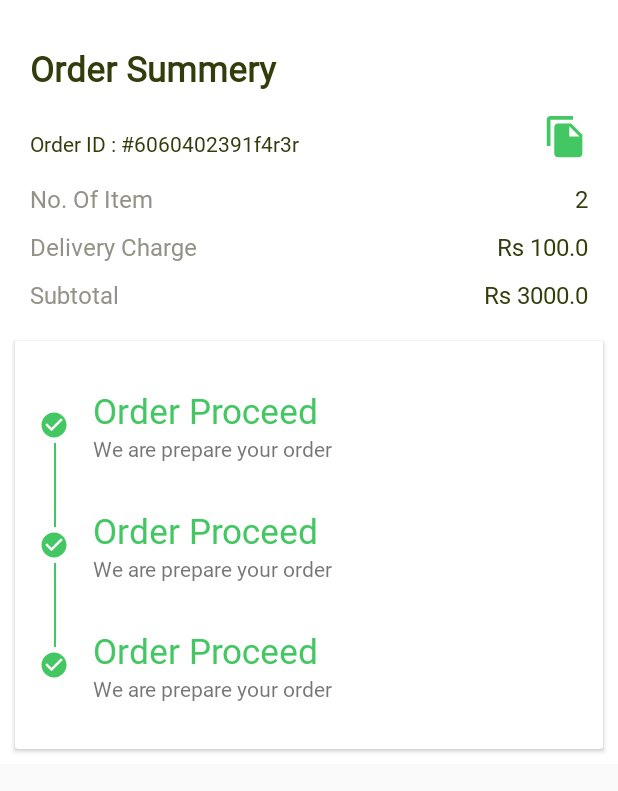
After one commit to ETS-Android2/Grocery-Shop-UI, an Android app: the layout myorder_current_order_status_layout.xml on its own in the app's theme, with its tools: preview values and no code run, on a phone screen of 412 x 824 dp. The commit adds this screen. Shown: the top 791 px of the screen. Run offline under Robolectric (Android 15) with nearby library versions, the phone set to English and light mode, and no system bars.

Commit message:
add order UI

```diff
--- /dev/null
+++ b/app/src/main/res/drawable/ic_baseline_file_copy_24.xml
@@ -0,0 +1,5 @@
+<vector android:height="24dp" android:tint="#43C762"
+    android:viewportHeight="24" android:viewportWidth="24"
+    android:width="24dp" xmlns:android="http://schemas.android.com/apk/res/android">
+    <path android:fillColor="@android:color/white" android:pathData="M16,1L4,1c-1.1,0 -2,0.9 -2,2v14h2L4,3h12L16,1zM15,5l6,6v10c0,1.1 -0.9,2 -2,2L7.99,23C6.89,23 6,22.1 6,21l0.01,-14c0,-1.1 0.89,-2 1.99,-2h7zM14,12h5.5L14,6.5L14,12z"/>
+</vector>
--- /dev/null
+++ b/app/src/main/res/drawable/ic_check_circle_24.xml
@@ -0,0 +1,5 @@
+<vector android:height="24dp" android:tint="#43C762"
+    android:viewportHeight="24" android:viewportWidth="24"
+    android:width="24dp" xmlns:android="http://schemas.android.com/apk/res/android">
+    <path android:fillColor="@android:color/white" android:pathData="M12,2C6.48,2 2,6.48 2,12s4.48,10 10,10 10,-4.48 10,-10S17.52,2 12,2zM10,17l-5,-5 1.41,-1.41L10,14.17l7.59,-7.59L19,8l-9,9z"/>
+</vector>
--- a/app/src/main/res/layout/fragment_order_details.xml
+++ b/app/src/main/res/layout/fragment_order_details.xml
@@ -5,10 +5,4 @@
     android:layout_height="match_parent"
     tools:context=".ui.myorders.OrderDetailsFragment">
 
-    <!-- TODO: Update blank fragment layout -->
-    <TextView
-        android:layout_width="match_parent"
-        android:layout_height="match_parent"
-        android:text="@string/hello_blank_fragment" />
-
 </FrameLayout>
--- /dev/null
+++ b/app/src/main/res/layout/myorder_current_order_status_layout.xml
@@ -0,0 +1,266 @@
+<?xml version="1.0" encoding="utf-8"?>
+<LinearLayout xmlns:android="http://schemas.android.com/apk/res/android"
+    android:layout_width="match_parent"
+    android:layout_height="wrap_content"
+    android:background="@color/colorWhite"
+    android:orientation="vertical">
+    <LinearLayout
+        android:layout_width="match_parent"
+        android:layout_height="wrap_content"
+        android:padding="10dp"
+        android:orientation="vertical">
+
+        <TextView
+            android:layout_width="match_parent"
+            android:layout_height="wrap_content"
+            android:layout_marginStart="10dp"
+            android:layout_marginTop="20dp"
+            android:layout_marginEnd="10dp"
+            android:layout_marginBottom="10dp"
+            android:text="@string/order_summery"
+            android:textColor="@color/colorGreenDark"
+            android:textSize="23sp"
+            android:textStyle="bold" />
+
+        <RelativeLayout
+            android:layout_width="match_parent"
+            android:layout_height="40dp"
+            android:layout_marginStart="10dp"
+            android:gravity="center"
+            android:layout_marginEnd="10dp">
+            <TextView
+                android:layout_width="match_parent"
+                android:layout_height="wrap_content"
+                android:text="Order ID : #6060402391f4r3r"
+                android:layout_toStartOf="@+id/copy_order_id"
+                android:layout_centerInParent="true"
+                android:textColor="@color/colorGreenDark" />
+            <ImageView
+                android:layout_width="30dp"
+                android:layout_height="30dp"
+                android:layout_alignParentEnd="true"
+                android:id="@+id/copy_order_id"
+                android:src="@drawable/ic_baseline_file_copy_24"/>
+
+        </RelativeLayout>
+
+        <LinearLayout
+            android:layout_width="match_parent"
+            android:layout_height="wrap_content"
+            android:paddingStart="10dp"
+            android:paddingEnd="10dp"
+            android:paddingTop="10dp"
+            android:orientation="horizontal">
+            <TextView
+                android:layout_width="match_parent"
+                android:layout_height="wrap_content"
+                android:text="@string/no_of_item"
+                android:textColor="@color/colorGray"
+                android:textSize="16sp"
+                android:layout_weight="1"/>
+            <TextView
+                android:layout_width="match_parent"
+                android:layout_height="wrap_content"
+                android:text="2"
+                android:gravity="end"
+                android:textColor="@color/colorGreenDark"
+                android:textSize="16sp"
+                android:layout_weight="1"/>
+        </LinearLayout>
+
+        <LinearLayout
+            android:layout_width="match_parent"
+            android:layout_height="wrap_content"
+            android:paddingStart="10dp"
+            android:paddingEnd="10dp"
+            android:paddingTop="10dp"
+            android:orientation="horizontal">
+            <TextView
+                android:layout_width="match_parent"
+                android:layout_height="wrap_content"
+                android:text="@string/delivery_charge"
+                android:textColor="@color/colorGray"
+                android:textSize="16sp"
+                android:layout_weight="1"/>
+            <TextView
+                android:layout_width="match_parent"
+                android:layout_height="wrap_content"
+                android:text="Rs 100.0"
+                android:gravity="end"
+                android:textColor="@color/colorGreenDark"
+                android:textSize="16sp"
+                android:layout_weight="1"/>
+        </LinearLayout>
+
+        <LinearLayout
+            android:layout_width="match_parent"
+            android:layout_height="wrap_content"
+            android:paddingStart="10dp"
+            android:paddingEnd="10dp"
+            android:paddingTop="10dp"
+            android:orientation="horizontal">
+            <TextView
+                android:layout_width="match_parent"
+                android:layout_height="wrap_content"
+                android:text="@string/subtotal"
+                android:textColor="@color/colorGray"
+                android:textSize="16sp"
+                android:layout_weight="1"/>
+            <TextView
+                android:layout_width="match_parent"
+                android:layout_height="wrap_content"
+                android:text="Rs 3000.0"
+                android:gravity="end"
+                android:textColor="@color/colorGreenDark"
+                android:textSize="16sp"
+                android:layout_weight="1"/>
+        </LinearLayout>
+    </LinearLayout>
+
+    <androidx.cardview.widget.CardView
+        android:layout_width="match_parent"
+        android:layout_height="wrap_content"
+        android:layout_margin="10dp">
+        <LinearLayout
+            android:layout_width="match_parent"
+            android:layout_height="wrap_content"
+            android:padding="16dp"
+            android:orientation="vertical">
+            <RelativeLayout
+                android:layout_width="match_parent"
+                android:layout_height="80dp">
+                <View
+                    android:layout_width="1dp"
+                    android:layout_height="match_parent"
+                    android:layout_marginStart="10dp"
+                    android:background="@color/colorAccent"
+                    android:layout_marginBottom="2dp"
+                    android:visibility="gone"
+                    android:layout_above="@+id/circle_indicator3"/>
+                <ImageView
+                    android:layout_width="20dp"
+                    android:layout_height="20dp"
+                    android:layout_alignParentStart="true"
+                    android:src="@drawable/ic_check_circle_24"
+                    android:id="@+id/circle_indicator3"
+                    android:layout_centerInParent="true"/>
+                <View
+                    android:layout_width="1dp"
+                    android:layout_height="match_parent"
+                    android:layout_marginStart="10dp"
+                    android:background="@color/colorAccent"
+                    android:layout_marginTop="2dp"
+                    android:layout_below="@+id/circle_indicator3"/>
+                <LinearLayout
+                    android:layout_width="match_parent"
+                    android:layout_height="match_parent"
+                    android:orientation="vertical"
+                    android:gravity="center"
+                    android:paddingStart="16dp"
+                    android:paddingEnd="0dp"
+                    android:layout_toEndOf="@id/circle_indicator3">
+                    <TextView
+                        android:layout_width="match_parent"
+                        android:layout_height="wrap_content"
+                        android:textSize="23sp"
+                        android:textColor="@color/colorPrimaryDark"
+                        android:text="Order Proceed"/>
+                    <TextView
+                        android:layout_width="match_parent"
+                        android:layout_height="wrap_content"
+                        android:text="We are prepare your order"/>
+                </LinearLayout>
+            </RelativeLayout>
+            <RelativeLayout
+                android:layout_width="match_parent"
+                android:layout_height="80dp">
+                <View
+                    android:layout_width="1dp"
+                    android:layout_height="match_parent"
+                    android:layout_marginStart="10dp"
+                    android:background="@color/colorAccent"
+                    android:layout_marginBottom="2dp"
+                    android:layout_above="@+id/circle_indicator"/>
+                <ImageView
+                    android:layout_width="20dp"
+                    android:layout_height="20dp"
+                    android:layout_alignParentStart="true"
+                    android:src="@drawable/ic_check_circle_24"
+                    android:id="@+id/circle_indicator"
+                    android:layout_centerInParent="true"/>
+                <View
+                    android:layout_width="1dp"
+                    android:layout_height="match_parent"
+                    android:layout_marginStart="10dp"
+                    android:background="@color/colorAccent"
+                    android:layout_marginTop="2dp"
+                    android:layout_below="@+id/circle_indicator"/>
+                <LinearLayout
+                    android:layout_width="match_parent"
+                    android:layout_height="match_parent"
+                    android:orientation="vertical"
+                    android:gravity="center"
+                    android:paddingStart="16dp"
+                    android:paddingEnd="0dp"
+                    android:layout_toEndOf="@id/circle_indicator">
+                    <TextView
+                        android:layout_width="match_parent"
+                        android:layout_height="wrap_content"
+                        android:textSize="23sp"
+                        android:textColor="@color/colorPrimaryDark"
+                        android:text="Order Proceed"/>
+                    <TextView
+                        android:layout_width="match_parent"
+                        android:layout_height="wrap_content"
+                        android:text="We are prepare your order"/>
+                </LinearLayout>
+            </RelativeLayout>
+            <RelativeLayout
+                android:layout_width="match_parent"
+                android:layout_height="80dp">
+                <View
+                    android:layout_width="1dp"
+                    android:layout_height="match_parent"
+                    android:layout_marginStart="10dp"
+                    android:background="@color/colorAccent"
+                    android:layout_marginBottom="2dp"
+                    android:layout_above="@+id/circle_indicator2"/>
+                <ImageView
+                    android:layout_width="20dp"
+                    android:layout_height="20dp"
+                    android:layout_alignParentStart="true"
+                    android:src="@drawable/ic_check_circle_24"
+                    android:id="@+id/circle_indicator2"
+                    android:layout_centerInParent="true"/>
+                <View
+                    android:layout_width="1dp"
+                    android:layout_height="match_parent"
+                    android:layout_marginStart="10dp"
+                    android:background="@color/colorAccent"
+                    android:layout_marginTop="2dp"
+                    android:visibility="gone"
+                    android:layout_below="@+id/circle_indicator2"/>
+                <LinearLayout
+                    android:layout_width="match_parent"
+                    android:layout_height="match_parent"
+                    android:orientation="vertical"
+                    android:gravity="center"
+                    android:paddingStart="16dp"
+                    android:paddingEnd="0dp"
+                    android:layout_toEndOf="@id/circle_indicator2">
+                    <TextView
+                        android:layout_width="match_parent"
+                        android:layout_height="wrap_content"
+                        android:textSize="23sp"
+                        android:textColor="@color/colorPrimaryDark"
+                        android:text="Order Proceed"/>
+                    <TextView
+                        android:layout_width="match_parent"
+                        android:layout_height="wrap_content"
+                        android:text="We are prepare your order"/>
+                </LinearLayout>
+            </RelativeLayout>
+        </LinearLayout>
+    </androidx.cardview.widget.CardView>
+
+</LinearLayout>
--- /dev/null
+++ b/app/src/main/res/layout/myorder_item_outer_layout.xml
@@ -0,0 +1,5 @@
+<?xml version="1.0" encoding="utf-8"?>
+<androidx.recyclerview.widget.RecyclerView xmlns:android="http://schemas.android.com/apk/res/android"
+    android:layout_width="match_parent"
+    android:layout_height="wrap_content"
+    android:id="@+id/myorder_recycleview"/>
--- a/app/src/main/res/values/strings.xml
+++ b/app/src/main/res/values/strings.xml
@@ -59,4 +59,8 @@
     <string name="district">District*</string>
     <string name="state">State*</string>
     <string name="add_address">Add Address</string>
+    <string name="reorder">Reorder</string>
+    <string name="rate">Rate</string>
+    <string name="no_of_item">No. Of Item</string>
+    <string name="order_summery">Order Summery</string>
 </resources>
--- a/app/src/main/res/values/styles.xml
+++ b/app/src/main/res/values/styles.xml
@@ -21,5 +21,4 @@
     </style>
 
 
-
 </resources>
```
Also changed, not shown: app/src/main/java/sharma/pankaj/grocerystore/ui/myorders/MyOrdersFragment.java (+27 -10 lines), app/src/main/java/sharma/pankaj/grocerystore/ui/myorders/adapter/MyOrderControllerAdapter.java (added, +119 -0 lines), app/src/main/java/sharma/pankaj/grocerystore/ui/myorders/adapter/MyOrderItemAdapter.java (added, +53 -0 lines), app/src/main/java/sharma/pankaj/grocerystore/ui/myorders/model/MyOrderViewControllerModel.java (added, +23 -0 lines), app/src/main/res/layout/fragment_my_orders.xml (+3 -17 lines), app/src/main/res/layout/myorder_item_inner_layout.xml (added, +98 -0 lines).
